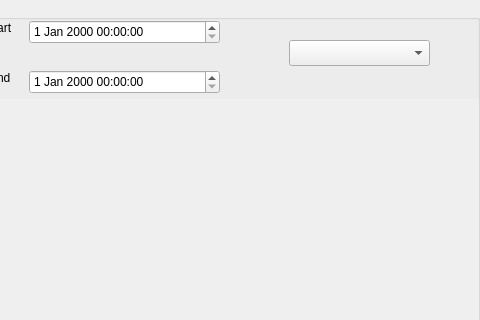
Before: the Qt Designer form Python/interface/groupbox.ui in atbd/CLS, drawn with Qt 5; both pictures show x 181 to 661 and y 0 to 320 of the 661 by 532 pixel window.
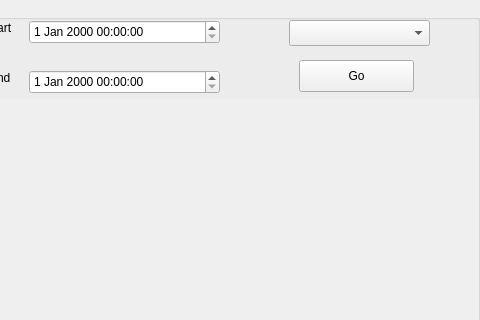
After: the same form once the commit is applied.

```diff
--- a/Python/interface/groupbox.ui
+++ b/Python/interface/groupbox.ui
@@ -108,12 +108,25 @@
    <property name="geometry">
     <rect>
      <x>470</x>
-     <y>40</y>
+     <y>20</y>
      <width>141</width>
      <height>26</height>
     </rect>
    </property>
   </widget>
+  <widget class="QPushButton" name="goButton">
+   <property name="geometry">
+    <rect>
+     <x>480</x>
+     <y>60</y>
+     <width>115</width>
+     <height>32</height>
+    </rect>
+   </property>
+   <property name="text">
+    <string>Go</string>
+   </property>
+  </widget>
  </widget>
  <resources/>
  <connections/>
```
